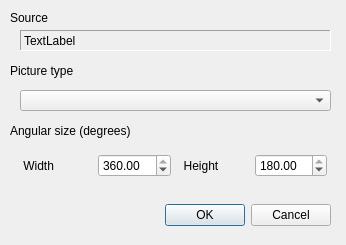
lazarus-pkgs/panini, file ui/picTypeDialog.ui: the form before one commit.
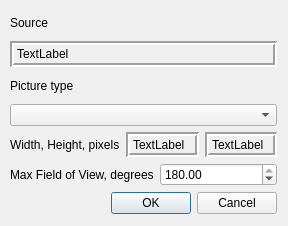
The form after the commit.

Diff of the .ui file:
```diff
--- a/ui/picTypeDialog.ui
+++ b/ui/picTypeDialog.ui
@@ -5,150 +5,133 @@
    <rect>
     <x>0</x>
     <y>0</y>
-    <width>346</width>
-    <height>245</height>
+    <width>288</width>
+    <height>226</height>
    </rect>
   </property>
   <property name="windowTitle" >
    <string>pvQt - Picture Type and FOV</string>
   </property>
-  <widget class="QDialogButtonBox" name="buttonBox" >
-   <property name="geometry" >
-    <rect>
-     <x>-10</x>
-     <y>200</y>
-     <width>341</width>
-     <height>31</height>
-    </rect>
-   </property>
-   <property name="orientation" >
-    <enum>Qt::Horizontal</enum>
-   </property>
-   <property name="standardButtons" >
-    <set>QDialogButtonBox::Cancel|QDialogButtonBox::Ok</set>
-   </property>
-  </widget>
-  <widget class="QComboBox" name="typesBox" >
-   <property name="geometry" >
-    <rect>
-     <x>20</x>
-     <y>90</y>
-     <width>311</width>
-     <height>21</height>
-    </rect>
-   </property>
-  </widget>
-  <widget class="QLabel" name="nameLabel" >
-   <property name="geometry" >
-    <rect>
-     <x>20</x>
-     <y>30</y>
-     <width>311</width>
-     <height>21</height>
-    </rect>
-   </property>
-   <property name="frameShape" >
-    <enum>QFrame::Panel</enum>
-   </property>
-   <property name="frameShadow" >
-    <enum>QFrame::Sunken</enum>
-   </property>
-   <property name="text" >
-    <string>TextLabel</string>
-   </property>
-  </widget>
-  <widget class="QLabel" name="label" >
+  <widget class="QWidget" name="" >
    <property name="geometry" >
     <rect>
      <x>10</x>
      <y>10</y>
-     <width>54</width>
-     <height>16</height>
+     <width>267</width>
+     <height>204</height>
     </rect>
    </property>
-   <property name="text" >
-    <string>Source</string>
-   </property>
-  </widget>
-  <widget class="QLabel" name="label_2" >
-   <property name="geometry" >
-    <rect>
-     <x>10</x>
-     <y>60</y>
-     <width>81</width>
-     <height>21</height>
-    </rect>
-   </property>
-   <property name="text" >
-    <string>Picture type</string>
-   </property>
-  </widget>
-  <widget class="QLabel" name="label_3" >
-   <property name="geometry" >
-    <rect>
-     <x>10</x>
-     <y>120</y>
-     <width>141</width>
-     <height>21</height>
-    </rect>
-   </property>
-   <property name="text" >
-    <string>Angular size (degrees)</string>
-   </property>
-  </widget>
-  <widget class="QWidget" name="layoutWidget" >
-   <property name="geometry" >
-    <rect>
-     <x>20</x>
-     <y>150</y>
-     <width>307</width>
-     <height>31</height>
-    </rect>
-   </property>
-   <layout class="QHBoxLayout" name="horizontalLayout" >
+   <layout class="QVBoxLayout" name="verticalLayout" >
     <item>
-     <widget class="QLabel" name="label_4" >
+     <widget class="QLabel" name="label" >
       <property name="text" >
-       <string> Width   </string>
+       <string>Source</string>
       </property>
      </widget>
     </item>
     <item>
-     <widget class="QDoubleSpinBox" name="widBox" >
-      <property name="accelerated" >
-       <bool>true</bool>
+     <widget class="QLabel" name="nameLabel" >
+      <property name="frameShape" >
+       <enum>QFrame::Box</enum>
       </property>
-      <property name="minimum" >
-       <double>10.000000000000000</double>
+      <property name="frameShadow" >
+       <enum>QFrame::Sunken</enum>
       </property>
-      <property name="maximum" >
-       <double>360.000000000000000</double>
+      <property name="lineWidth" >
+       <number>2</number>
       </property>
-      <property name="value" >
-       <double>360.000000000000000</double>
+      <property name="text" >
+       <string>TextLabel</string>
       </property>
      </widget>
     </item>
     <item>
-     <widget class="QLabel" name="label_5" >
+     <widget class="QLabel" name="label_2" >
       <property name="text" >
-       <string>  Height   </string>
+       <string>Picture type</string>
       </property>
      </widget>
     </item>
     <item>
-     <widget class="QDoubleSpinBox" name="hgtBox" >
-      <property name="accelerated" >
-       <bool>true</bool>
+     <widget class="QComboBox" name="typesBox" />
+    </item>
+    <item>
+     <layout class="QHBoxLayout" name="horizontalLayout_2" >
+      <item>
+       <widget class="QLabel" name="label_8" >
+        <property name="text" >
+         <string>Width, Height, pixels</string>
+        </property>
+       </widget>
+      </item>
+      <item>
+       <widget class="QLabel" name="hgtPixels" >
+        <property name="frameShape" >
+         <enum>QFrame::Box</enum>
+        </property>
+        <property name="frameShadow" >
+         <enum>QFrame::Sunken</enum>
+        </property>
+        <property name="lineWidth" >
+         <number>2</number>
+        </property>
+        <property name="text" >
+         <string>TextLabel</string>
+        </property>
+       </widget>
+      </item>
+      <item>
+       <widget class="QLabel" name="widPixels" >
+        <property name="frameShape" >
+         <enum>QFrame::Box</enum>
+        </property>
+        <property name="frameShadow" >
+         <enum>QFrame::Sunken</enum>
+        </property>
+        <property name="lineWidth" >
+         <number>2</number>
+        </property>
+        <property name="text" >
+         <string>TextLabel</string>
+        </property>
+       </widget>
+      </item>
+     </layout>
+    </item>
+    <item>
+     <layout class="QHBoxLayout" name="horizontalLayout" >
+      <item>
+       <widget class="QLabel" name="label_3" >
+        <property name="text" >
+         <string>Max Field of View, degrees</string>
+        </property>
+       </widget>
+      </item>
+      <item>
+       <widget class="QDoubleSpinBox" name="fovBox" >
+        <property name="accelerated" >
+         <bool>true</bool>
+        </property>
+        <property name="minimum" >
+         <double>5.000000000000000</double>
+        </property>
+        <property name="maximum" >
+         <double>180.000000000000000</double>
+        </property>
+        <property name="value" >
+         <double>180.000000000000000</double>
+        </property>
+       </widget>
+      </item>
+     </layout>
+    </item>
+    <item>
+     <widget class="QDialogButtonBox" name="buttonBox" >
+      <property name="orientation" >
+       <enum>Qt::Horizontal</enum>
       </property>
-      <property name="minimum" >
-       <double>5.000000000000000</double>
-      </property>
-      <property name="maximum" >
-       <double>180.000000000000000</double>
-      </property>
-      <property name="value" >
-       <double>180.000000000000000</double>
+      <property name="standardButtons" >
+       <set>QDialogButtonBox::Cancel|QDialogButtonBox::Ok</set>
       </property>
      </widget>
     </item>
```
